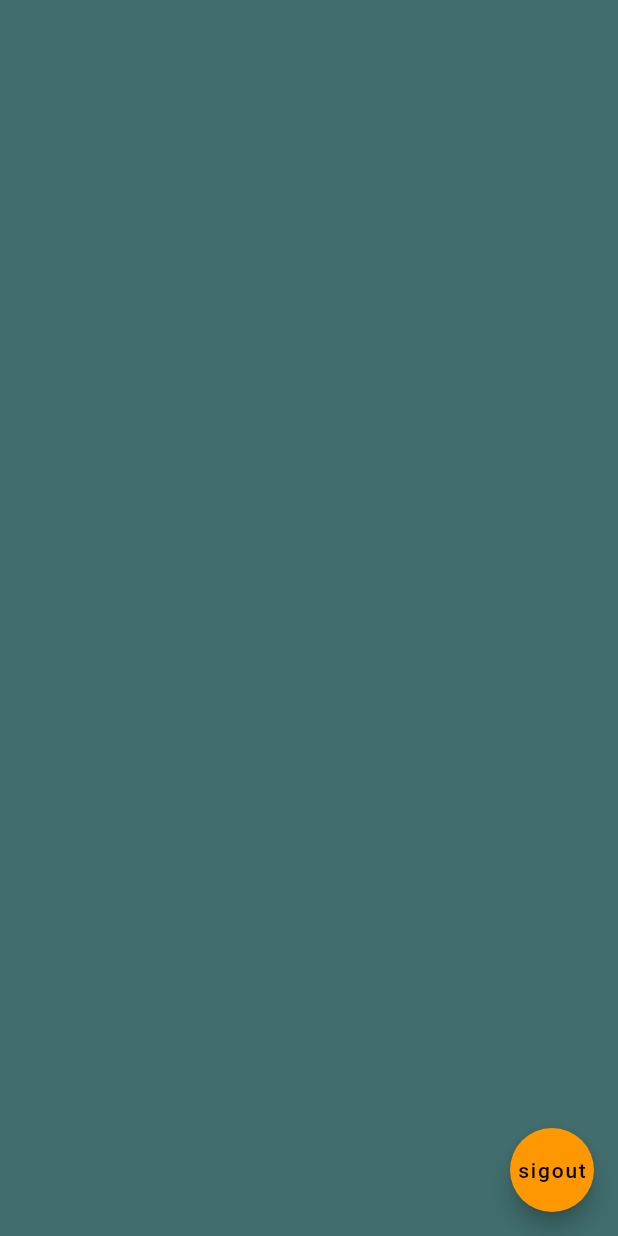
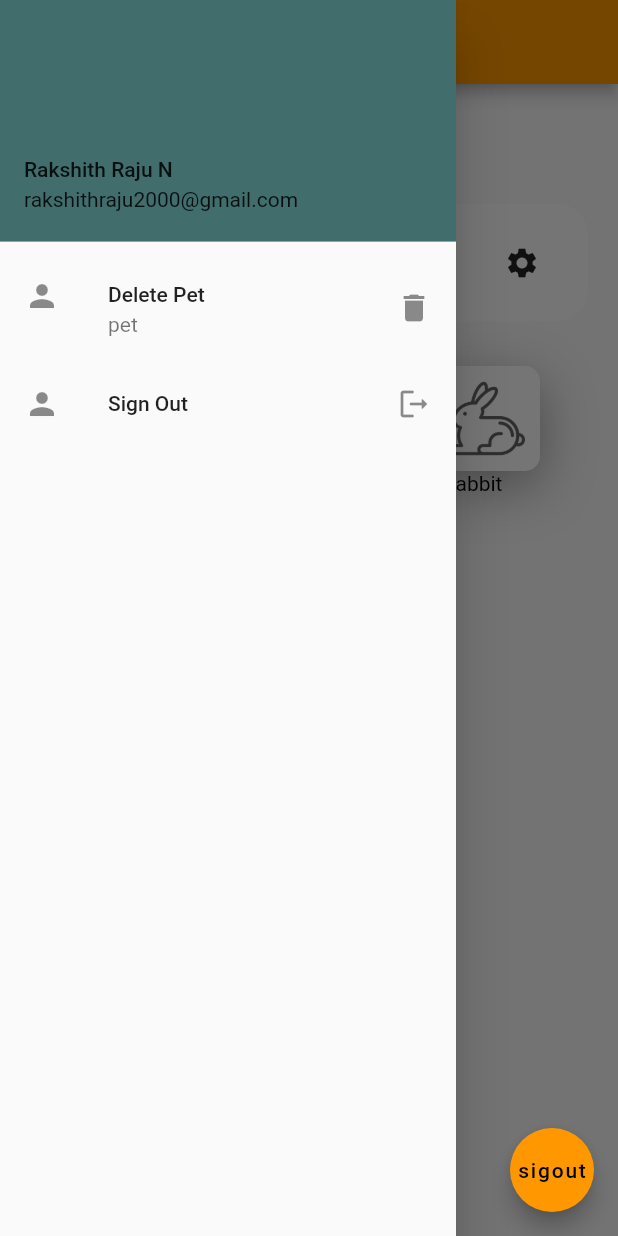
Before and after one commit to rakshithrajuN/pet_app, a Flutter app: the EntryPage screen opened directly with empty values, with the side drawer open, on a phone screen of 412 x 824 dp. Run offline on Flutter 3.47's test engine with Material 2 defaults, Android fonts, the phone set to English and light mode, and no system bars; our stand-ins replace cloud_firestore, firebase_auth, firebase_core, firebase_storage, image_picker, rflutter_alert; missing offline and left inert: firebase_app_check; accounts and stored records are empty.

Commit message:
drawer added

```diff
--- a/lib/DrawerScreen.dart
+++ b/lib/DrawerScreen.dart
@@ -11,8 +11,30 @@ class DrawerScreen extends StatefulWidget {
 class _DrawerScreenState extends State<DrawerScreen> {
   @override
   Widget build(BuildContext context) {
-    return Container(
-      color: primaryGreen,
-    );
+    return Drawer(
+        child: ListView(
+          padding: EdgeInsets.zero,
+          children: <Widget> [
+            UserAccountsDrawerHeader(
+              decoration: BoxDecoration(color: primaryGreen),
+              accountName: Text("Rakshith Raju N"),
+              accountEmail: Text("rakshithraju2000@gmail.com"),
+
+                 ),
+              ListTile(
+                leading: Icon(Icons.person),
+                title: Text("Delete Pet"),
+                subtitle: Text("pet"),
+                trailing: Icon(Icons.delete),
+              ),
+              ListTile(
+                leading: Icon(Icons.person),
+                title: Text("Sign Out"),
+                trailing: Icon(Icons.logout_rounded),
+              )
+          ],
+        ),
+
+      );
   }
 }
```
